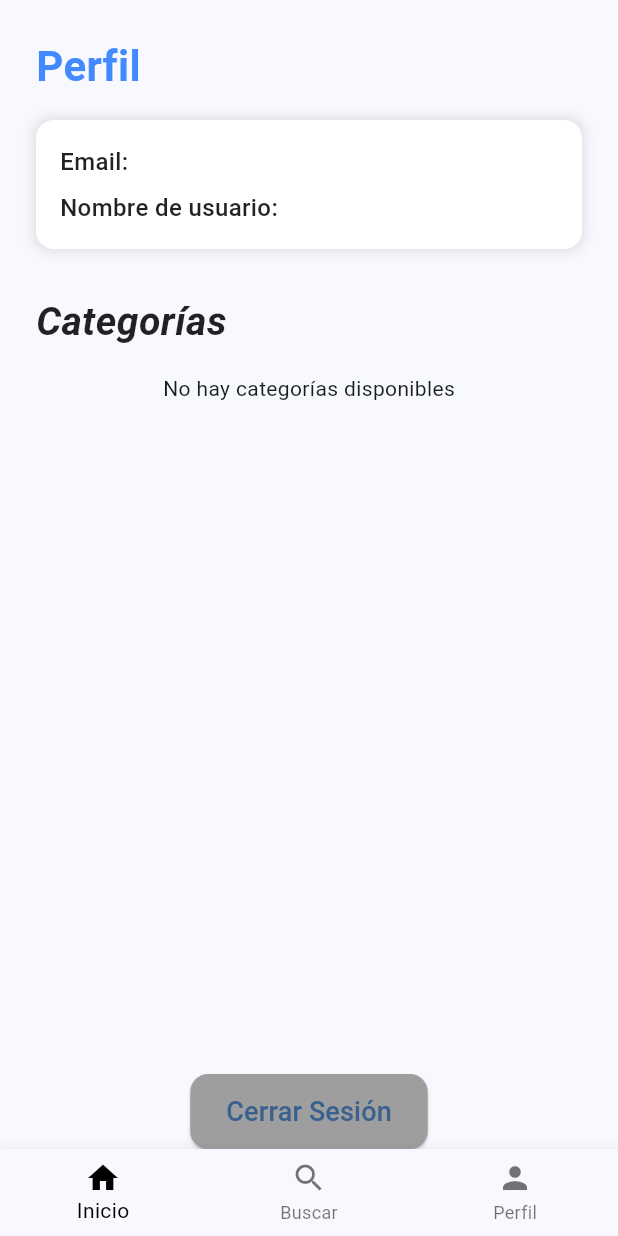
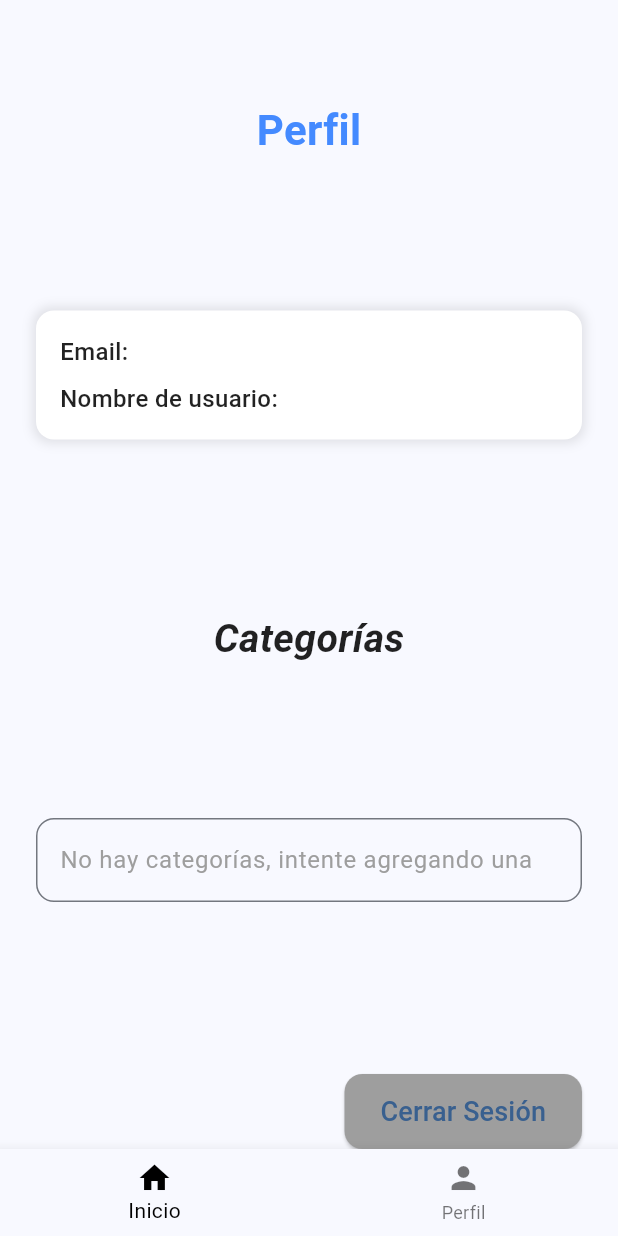
Before and after one commit to Jomerstein/Gastapp, a Flutter app: the ProfileScreen screen opened by its route, on a phone screen of 412 x 824 dp. Run offline on Flutter 3.47's test engine with Material 3 defaults, Android fonts, the phone set to English and light mode, and no system bars; our stand-ins replace cloud_firestore, firebase_auth, firebase_core, fl_chart, flutter_riverpod, go_router; accounts and stored records are empty; project files that could hold a hidden picture were left out.

Commit message:
último commit

```diff
--- a/lib/core/models/categoria.dart
+++ b/lib/core/models/categoria.dart
@@ -1,18 +1,21 @@
+import 'package:uuid/uuid.dart';
+
 class Categoria {
   String id;
   String nombreCategoria;
   String userId;
 
   Categoria({
-    required this.id,
+    String? id,
     required this.nombreCategoria,
     required this.userId,
-  });
+  }): id = id ?? const Uuid().v4();
 
    Map<String, dynamic> toMap() {
     return {
       'NombreCategoria': nombreCategoria,
-      'userId': userId
+      'userId': userId,
+      'id': id,
    };
    }
    factory Categoria.fromMap(Map<String, dynamic> data) {
--- a/lib/core/models/transaccion.dart
+++ b/lib/core/models/transaccion.dart
@@ -3,7 +3,7 @@
 import 'package:uuid/uuid.dart';
 
 class Transaccion {
-  final String id; // Cambié el tipo a String no nulo
+  final String id;
   final String descripcion;
   final String tipoDeMoneda;
   final double monto;
@@ -12,7 +12,7 @@ class Transaccion {
   final DateTime fecha;
 
   Transaccion({
-    String? id, // ID opcional en el constructor
+    String? id,
     required this.descripcion,
     required this.tipoDeMoneda,
     required this.monto,
@@ -34,7 +34,7 @@ class Transaccion {
 
   factory Transaccion.fromMap(Map<String, dynamic> data) {
     return Transaccion(
-      id: data['id'] ?? const Uuid().v4(), // Asegura que siempre haya un ID
+      id: data['id'] ?? const Uuid().v4(),
       descripcion: data['descripcion'] ?? '',
       tipoDeMoneda: data['tipoDeMoneda'] ?? '',
       monto: (data['monto'] ?? 0).toDouble(), // Asegura que sea double
--- a/lib/core/repositories/user_repository.dart
+++ b/lib/core/repositories/user_repository.dart
@@ -10,7 +10,7 @@ class UserRepository{
   Future<void> addUser(UserCredential user, String username)async {
 
     await firebaseFirestore.collection("Users")
-    .doc(user.user!.email).set({
+    .doc(user.user!.uid).set({
       'email': user.user!.email,
       'username': username,
     });
--- a/lib/presentations/components/navbar.dart
+++ b/lib/presentations/components/navbar.dart
@@ -19,10 +19,8 @@ class _NavbarState extends State<Navbar> {
       case 0:
         context.pushNamed('home');
         break;
+
       case 1:
-        context.pushNamed('balance');
-        break;
-      case 2:
         context.pushNamed('profile');
         break;
     }
@@ -37,10 +35,7 @@ class _NavbarState extends State<Navbar> {
             icon: Icon(Icons.home),
             label: 'Inicio',
           ),
-          BottomNavigationBarItem(
-            icon: Icon(Icons.search),
-            label: 'Buscar',
-          ),
+
           BottomNavigationBarItem(
             icon: Icon(Icons.person),
             label: 'Perfil',
--- a/lib/presentations/providers/balance_provider.dart
+++ b/lib/presentations/providers/balance_provider.dart
@@ -1,3 +1,4 @@
+import 'package:firebase_auth/firebase_auth.dart';
 import 'package:flutter_riverpod/flutter_riverpod.dart';
 import 'package:gastapp/core/models/categoria.dart';
 import 'package:gastapp/core/repositories/repository.dart';
--- a/lib/presentations/screens/login_screen.dart
+++ b/lib/presentations/screens/login_screen.dart
@@ -66,11 +66,7 @@
                   const SizedBox(height: 20),
                   TextFieldAuth(hintText: "Contraseña", isPass: true, textEditingController: passwordController),
                   const SizedBox(height: 4),
-                  const Row(
-                    mainAxisAlignment: MainAxisAlignment.end,
-                    children: [
-                      Text("Olvidaste tu contraseña?")
-                  ],),
+
                   const SizedBox(height: 40,),
                   SendButton(text: "Iniciar sesión", color: Colors.grey, funcion: login,),
                   const SizedBox(height: 20,),
--- a/lib/presentations/screens/profile_screen.dart
+++ b/lib/presentations/screens/profile_screen.dart
@@ -12,20 +12,15 @@ import 'package:go_router/go_router.dart';
 class ProfileScreen extends ConsumerWidget {
   const ProfileScreen({super.key});
 
-
-
-
   @override
   Widget build(BuildContext context, WidgetRef ref) {
-
-
     final categorias = ref.watch(getCategoriasProvider.stream);
     final usersRepository = ref.watch(userRepositoryProvider);
     Future.delayed(Duration.zero, () {
       ref.refresh(getCategoriasProvider);
     });
 
-    void cerrarSesion(){
+    void cerrarSesion() {
       FirebaseAuth.instance.signOut();
       context.goNamed("login");
     }
@@ -36,8 +31,7 @@ return Scaffold(
           child: Padding(
             padding: const EdgeInsets.symmetric(horizontal: 24.0),
             child: Column(
-          mainAxisAlignment: MainAxisAlignment.start,
-          crossAxisAlignment: CrossAxisAlignment.start,
+              mainAxisAlignment: MainAxisAlignment.spaceBetween,
               children: [
                 const SizedBox(height: 24),
                 const Text(
@@ -131,36 +125,53 @@ return Scaffold(
                       return Center(child: Text('Error: ${snapshot.error}'));
                     }
                     if (!snapshot.hasData || snapshot.data!.isEmpty) {
-                  return const Center(child: Text('No hay categorías disponibles'));
+                      return Center(
+                          child: TextField(
+                        readOnly: true,
+                        decoration: InputDecoration(
+                            hintText:
+                                "No hay categorías, intente agregando una",
+                            border: OutlineInputBorder(
+                                borderRadius: BorderRadius.circular(12)),
+                            hintStyle: const TextStyle(color: Colors.grey)),
+                      ));
                     }
 
                     final categorias = snapshot.data!;
                     return Flexible(
                       child: ListView.builder(
+                        shrinkWrap: true,
                         itemCount: categorias.length,
                         itemBuilder: (context, index) {
-                      return CategoriaCard(titulo: categorias[index].nombreCategoria);
+                          return CategoriaCard(
+                              titulo: categorias[index].nombreCategoria);
                         },
                       ),
                     );
                   },
                 ),
+                const SizedBox(
+                  height: 30,
+                ),
+                Row(
+                  children: [
                     const Spacer(),
-            Center(
-              child: ElevatedButton(
+                    ElevatedButton(
                       onPressed: cerrarSesion,
                       style: ElevatedButton.styleFrom(
                         backgroundColor: Colors.grey,
                         shape: RoundedRectangleBorder(
                           borderRadius: BorderRadius.circular(12.0),
                         ),
-                  padding: const EdgeInsets.symmetric(vertical: 12.0, horizontal: 24.0),
+                        padding: const EdgeInsets.symmetric(
+                            vertical: 12.0, horizontal: 24.0),
                       ),
                       child: const Text(
                         "Cerrar Sesión",
                         style: TextStyle(fontSize: 18),
                       ),
                     ),
+                  ],
                 ),
               ],
             ),
```
Also changed, not shown: lib/core/repositories/repository.dart (+26 -12 lines), lib/presentations/providers/gastos_ingresos_provider.dart (+8 -4 lines), lib/presentations/providers/login_register_provider.dart (+6 -1 lines), lib/presentations/screens/balance_screen.dart (+45 -38 lines), lib/presentations/screens/consultas_screen.dart (+63 -42 lines), lib/presentations/screens/gastos_ingresos_screen.dart (+111 -94 lines), lib/presentations/screens/home_screen.dart (+23 -20 lines), lib/presentations/screens/register_screen.dart (+6 -1 lines). Lines whose indentation alone changed are shown as unchanged.
